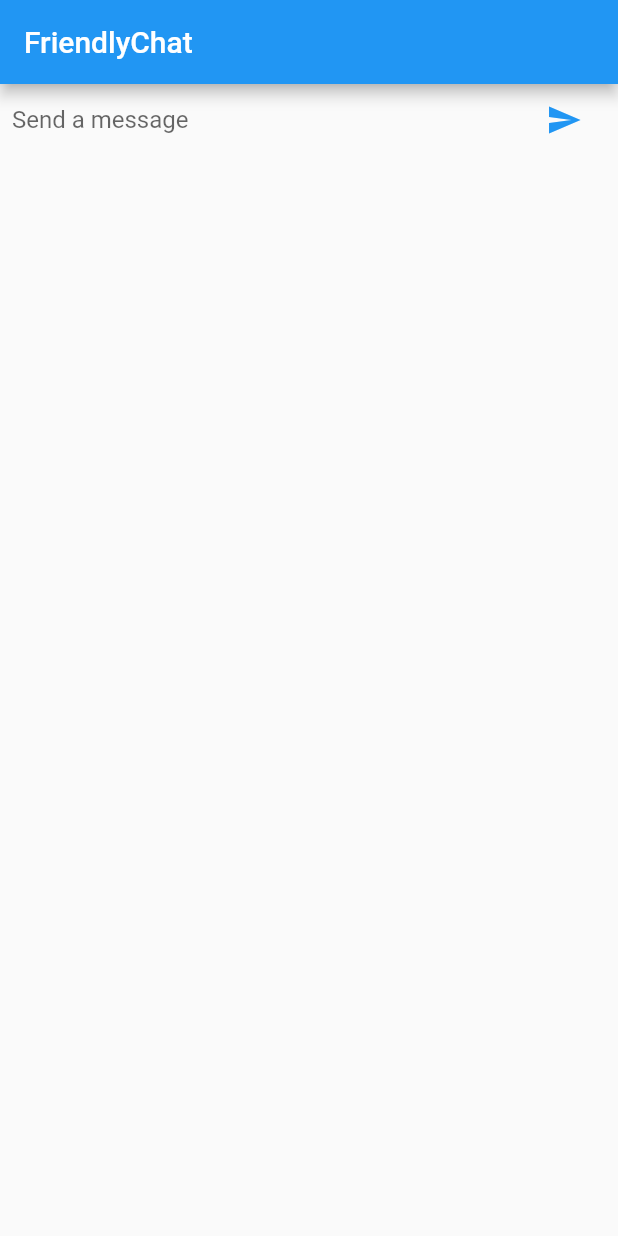
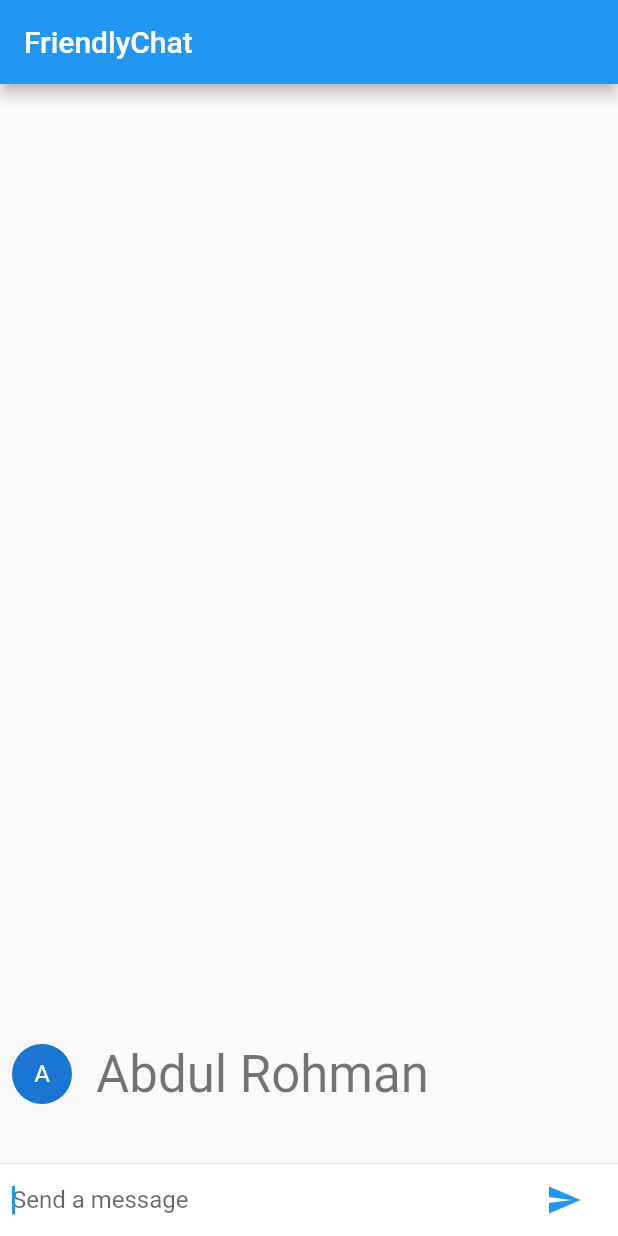
Before and after one commit to ab-rohman/friendly_chat, a Flutter app: the screen it shows after launch, after a tap on the "send" icon, on a phone screen of 412 x 824 dp. Run offline on Flutter 3.47's test engine with Material 2 defaults, Android fonts, the phone set to English and light mode, and no system bars.

Commit message:
Step 6 done

```diff
--- a/lib/main.dart
+++ b/lib/main.dart
@@ -20,6 +20,38 @@ class FriendlyChatApp extends StatelessWidget {
   }
 }
 
+class ChatMessage extends StatelessWidget {
+  ChatMessage({required this.text});
+  final String text;
+  String _name = "Abdul Rohman";
+
+  @override
+  Widget build(BuildContext context) {
+    return Container(
+      margin: EdgeInsets.symmetric(vertical: 10.0),
+      child: Row(
+        crossAxisAlignment: CrossAxisAlignment.start,
+        children: [
+          Container(
+            margin: const EdgeInsets.only(right: 16.0),
+            child: CircleAvatar(child: Text(_name[0])),
+          ),
+          Column(
+            crossAxisAlignment: CrossAxisAlignment.start,
+            children: [
+              Text(_name, style: Theme.of(context).textTheme.headline4),
+              Container(
+                margin: EdgeInsets.only(top: 5.0),
+                child: Text(text),
+              ),
+            ],
+          ),
+        ],
+      ),
+    );
+  }
+}
+
 class ChatScreen extends StatefulWidget {
   const ChatScreen({Key? key}) : super(key: key);
 
@@ -28,12 +60,34 @@ class ChatScreen extends StatefulWidget {
 }
 
 class _ChatScreenState extends State<ChatScreen> {
+  final List<ChatMessage> _message = [];
   final _textController = TextEditingController();
+  final FocusNode _focusNode = FocusNode();
   @override
   Widget build(BuildContext context) {
     return Scaffold(
       appBar: AppBar(title: Text('FriendlyChat')),
-      body: _buildTextComposer(),
+      body: Column(
+        children: [
+          Flexible(
+            child: ListView.builder(
+              padding: EdgeInsets.all(8.0),
+              reverse: true,
+              itemBuilder: (_, int index) => _message[index],
+              itemCount: _message.length,
+            ),
+          ),
+          Divider(
+            height: 1.0,
+          ),
+          Container(
+            decoration: BoxDecoration(
+              color: Theme.of(context).cardColor,
+            ),
+            child: _buildTextComposer(),
+          ),
+        ],
+      ),
     );
   }
 
@@ -50,6 +104,7 @@ class _ChatScreenState extends State<ChatScreen> {
                 onSubmitted: _handleSubmitted,
                 decoration:
                     InputDecoration.collapsed(hintText: 'Send a message'),
+                focusNode: _focusNode,
               ),
             ),
             Container(
@@ -66,5 +121,10 @@ class _ChatScreenState extends State<ChatScreen> {
 
   void _handleSubmitted(String text) {
     _textController.clear();
+    ChatMessage message = ChatMessage(text: text);
+    setState(() {
+      _message.insert(0, message);
+    });
+    _focusNode.requestFocus();
   }
 }
```
Also changed, not shown: 1 other file.
